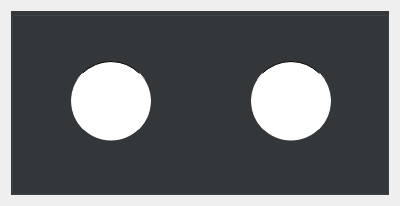
The window that CarRent/change_admin.ui (Mani-SSH/Car_Rental) describes before a commit, drawn with Qt 5.
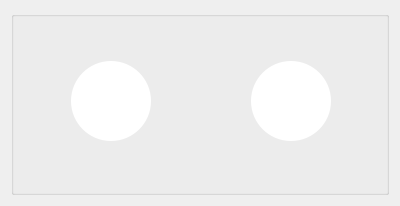
The same window after the commit.

Patch:
```diff
--- a/CarRent/change_admin.ui
+++ b/CarRent/change_admin.ui
@@ -17,7 +17,7 @@
    <item>
     <widget class="QGroupBox" name="groupBox">
      <property name="styleSheet">
-      <string notr="true">background-color: rgb(52, 56, 59);</string>
+      <string notr="true"/>
      </property>
      <property name="title">
       <string/>
@@ -35,10 +35,7 @@
        <string notr="true">
 QPushButton {
 	background-color: rgb(255, 255, 255);
-    border-style: outset;
-    border-width: 1px;
     border-radius: 40px;
-    border-color:solid white;
 	padding: 3px;
 }
 QPushButton:pressed {
@@ -69,10 +66,7 @@
        <string notr="true">
 QPushButton {
 	background-color: rgb(255, 255, 255);
-    border-style: outset;
-    border-width: 1px;
-    border-radius:40px;
-    border-color:solid white;
+    border-radius: 40px;
 	padding: 3px;
 }
 QPushButton:pressed {
```
